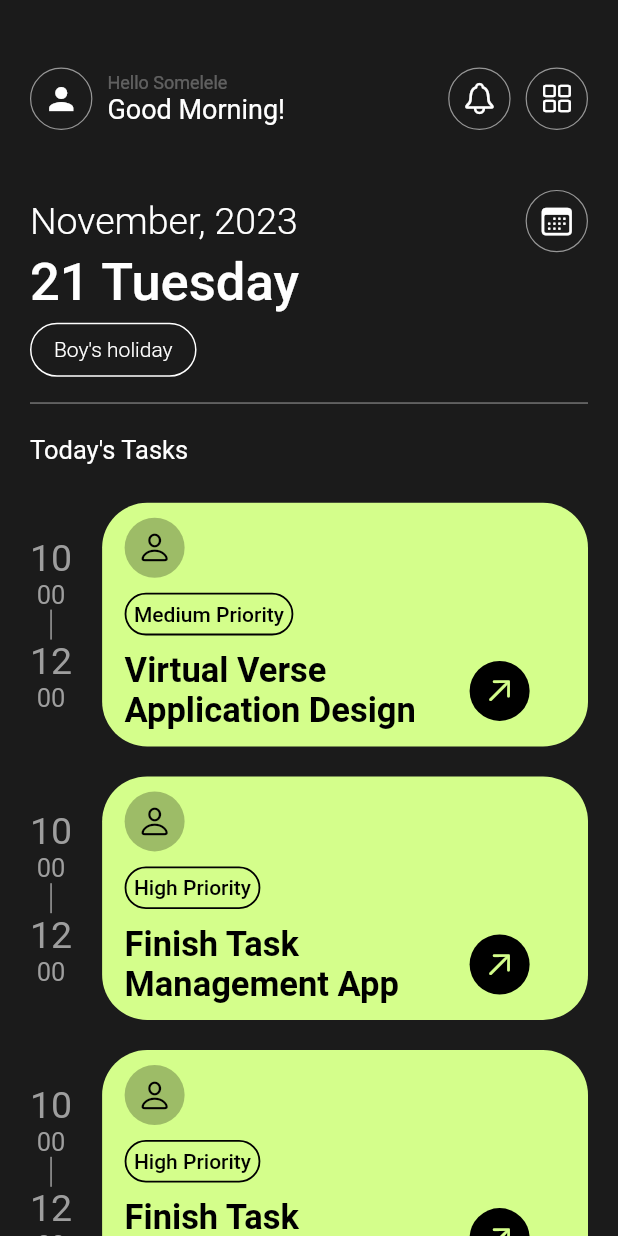
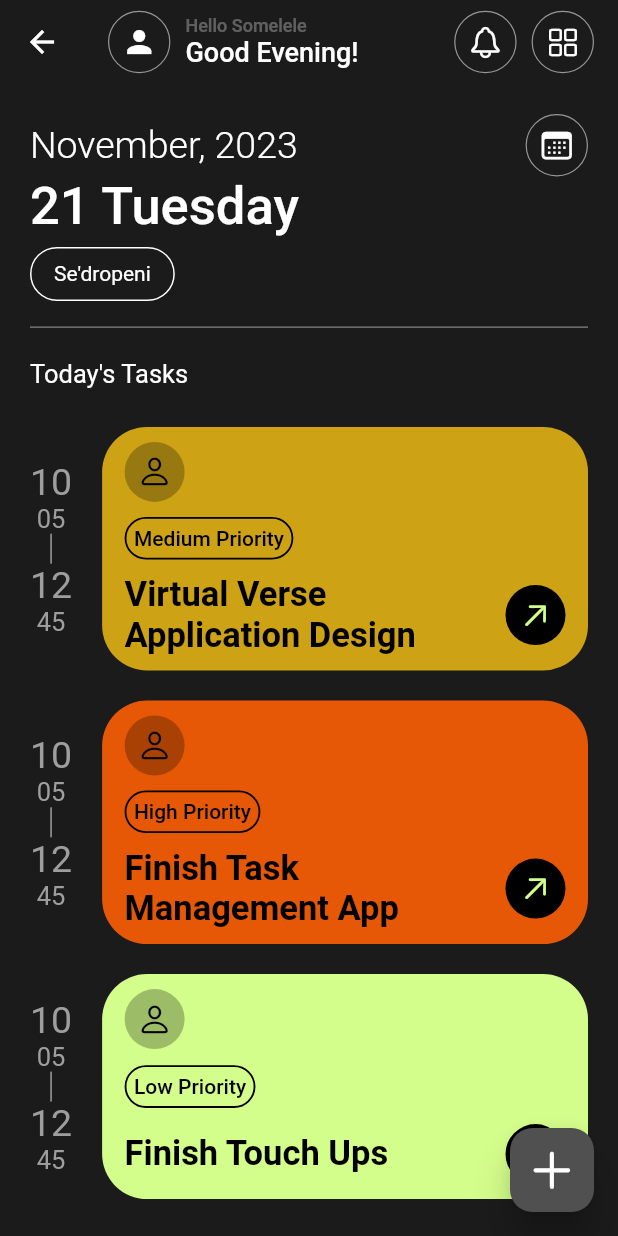
Before and after one commit to smllqs/todoey, a Flutter app: the TaskManagementScreen screen opened directly, on a phone screen of 412 x 824 dp. Run offline on Flutter 3.47's test engine with Material 2 defaults, Android fonts, the phone set to English and light mode, and no system bars.

Commit message:
added navigation.

```diff
--- a/lib/constants.dart
+++ b/lib/constants.dart
@@ -44,3 +44,4 @@ final Border kBorder = Border.all(width: .8, color: Colors.white54);
 const Color kHighLevelColour = Color.fromARGB(255, 230, 88, 6);
 const Color kMediumLevelColour = Color.fromARGB(255, 205, 162, 21);
 const Color kLowLevelColour = Color(0xffd4fe8b);
+const Color kDarkThemeColour = Color(0xff1b1b1b);
--- a/lib/screens/task_management_screen.dart
+++ b/lib/screens/task_management_screen.dart
@@ -1,5 +1,6 @@
 import 'package:flutter/cupertino.dart';
 import 'package:flutter/material.dart';
+import 'package:todoey/screens/add_new_task_screen.dart';
 import 'package:todoey/widgets/custom_text.dart';
 import 'package:todoey/widgets/outlined_circle_avatar.dart';
 import 'package:todoey/constants.dart';
@@ -7,6 +8,7 @@ import 'package:todoey/widgets/overview_task_tile.dart';
 
 class TaskManagementScreen extends StatefulWidget {
   const TaskManagementScreen({super.key});
+  static const id = '/';
 
   @override
   State<TaskManagementScreen> createState() => _TaskManagementScreenState();
@@ -16,14 +18,24 @@ class _TaskManagementScreenState extends State<TaskManagementScreen> {
   @override
   Widget build(BuildContext context) {
     return Scaffold(
-      backgroundColor: const Color(0xff1b1b1b),
-      body: Container(
-        margin: const EdgeInsets.only(top: 45),
-        padding: const EdgeInsets.symmetric(horizontal: 20.0),
-        child: Column(
-          crossAxisAlignment: CrossAxisAlignment.start,
-          children: [
-            const Row(
+      backgroundColor: kDarkThemeColour,
+      floatingActionButton: FloatingActionButton(
+        onPressed: () {
+          Navigator.pushNamed(context, AddNewTaskScreen.id);
+        },
+        tooltip: 'Add New Task',
+        backgroundColor: const Color.fromARGB(255, 80, 80, 80),
+        elevation: 10,
+        shape: RoundedRectangleBorder(borderRadius: BorderRadius.circular(15)),
+        child: const Icon(
+          CupertinoIcons.add,
+          size: 35,
+        ),
+      ),
+      appBar: AppBar(
+        backgroundColor: kDarkThemeColour,
+        elevation: 0,
+        title: const Row(
           crossAxisAlignment: CrossAxisAlignment.center,
           children: [
             OutlinedCircleAvatar(iconData: Icons.person),
@@ -39,7 +51,7 @@ class _TaskManagementScreenState extends State<TaskManagementScreen> {
                     style: TextStyle(color: Colors.white30, fontSize: 12),
                   ),
                   CustomText(
-                        text: 'Good Morning!',
+                    text: 'Good Evening!',
                     size: 18,
                   ),
                 ],
@@ -52,7 +64,13 @@ class _TaskManagementScreenState extends State<TaskManagementScreen> {
             OutlinedCircleAvatar(iconData: CupertinoIcons.square_grid_2x2)
           ],
         ),
-            const SizedBox(height: 40),
+      ),
+      body: Container(
+        margin: const EdgeInsets.only(top: 20),
+        padding: const EdgeInsets.symmetric(horizontal: 20.0),
+        child: Column(
+          crossAxisAlignment: CrossAxisAlignment.start,
+          children: [
             Row(
               mainAxisAlignment: MainAxisAlignment.spaceBetween,
               children: [
@@ -78,9 +96,9 @@ class _TaskManagementScreenState extends State<TaskManagementScreen> {
                 onPressed: () {},
                 style: kOutlinedButtonStyle,
                 child: const CustomText(
-                    text: 'Boy\'s holiday',
+                    text: 'Se\'dropeni',
                     size: 14,
-                    fontWeight: FontWeight.w300)),
+                    fontWeight: FontWeight.w400)),
             const Divider(
               thickness: 1,
               height: 23,
@@ -98,13 +116,19 @@ class _TaskManagementScreenState extends State<TaskManagementScreen> {
               children: [
                 OverviewTaskTile(
                   task: 'Virtual Verse Application Design',
-                    priorityLevel: priorityLevel[2]!),
+                  priorityLevel: priorityLevel[2]!,
+                  priorityColor: kMediumLevelColour,
+                ),
                 OverviewTaskTile(
                   task: 'Finish Task Management App',
-                    priorityLevel: priorityLevel[1]!),
+                  priorityLevel: priorityLevel[1]!,
+                  priorityColor: kHighLevelColour,
+                ),
                 OverviewTaskTile(
-                    task: 'Finish Task Management App',
-                    priorityLevel: priorityLevel[1]!),
+                  task: 'Finish Touch Ups',
+                  priorityLevel: priorityLevel[3]!,
+                  priorityColor: kLowLevelColour,
+                ),
               ],
             ))
           ],
--- a/lib/screens/tasks_screen.dart
+++ b/lib/screens/tasks_screen.dart
@@ -94,9 +94,3 @@ class _TasksScreenState extends State<TasksScreen> {
     );
   }
 }
-
-// [
-//     Task(name: 'Buy Milk', isDone: false),
-//     Task(name: 'Clean Room', isDone: false),
-//     Task(name: 'Finish this course', isDone: false),
-//   ];
--- a/lib/widgets/interval_column.dart
+++ b/lib/widgets/interval_column.dart
@@ -17,7 +17,7 @@ class IntervalColumn extends StatelessWidget {
           color: Colors.grey,
         ),
         const CustomText(
-          text: '00',
+          text: '05',
           size: 17,
           color: Colors.grey,
         ),
@@ -33,7 +33,7 @@ class IntervalColumn extends StatelessWidget {
           color: Colors.grey,
         ),
         const CustomText(
-          text: '00',
+          text: '45',
           size: 17,
           color: Colors.grey,
         )
--- a/lib/widgets/overview_task_tile.dart
+++ b/lib/widgets/overview_task_tile.dart
@@ -9,9 +9,11 @@ class OverviewTaskTile extends StatelessWidget {
     super.key,
     required this.task,
     required this.priorityLevel,
+    required this.priorityColor,
   });
   final String task;
   final String priorityLevel;
+  final Color priorityColor;
 
   @override
   Widget build(BuildContext context) {
@@ -28,7 +30,7 @@ class OverviewTaskTile extends StatelessWidget {
             constraints: const BoxConstraints(minHeight: 150),
             decoration: BoxDecoration(
               borderRadius: BorderRadius.circular(30),
-              color: const Color(0xffd4fe8b),
+              color: priorityColor,
             ),
             child: Column(
               crossAxisAlignment: CrossAxisAlignment.start,
@@ -53,6 +55,7 @@ class OverviewTaskTile extends StatelessWidget {
                   height: 10,
                 ),
                 Row(
+                  mainAxisAlignment: MainAxisAlignment.spaceBetween,
                   children: [
                     Container(
                       constraints: const BoxConstraints(maxWidth: 230),
```
Also changed, not shown: lib/main.dart (+7 -3 lines), lib/screens/add_new_task_screen.dart (+14 -9 lines). Lines whose indentation alone changed are shown as unchanged.
